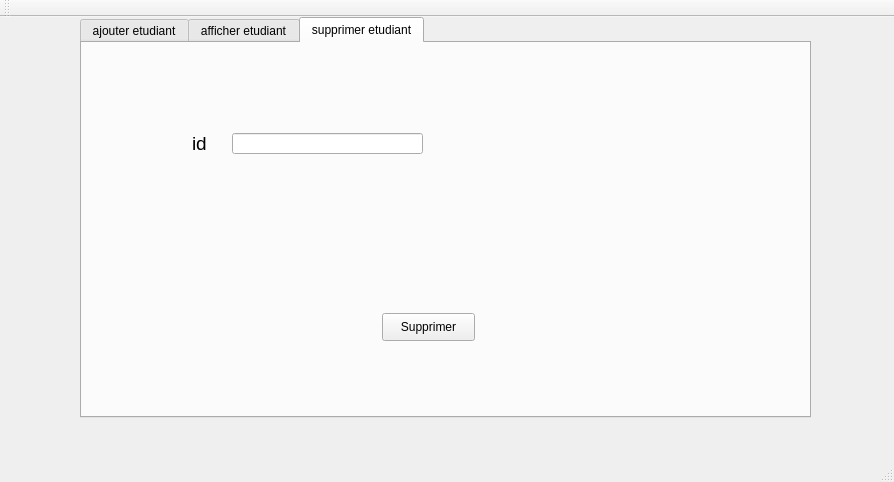
Above: mainwindow.ui from slim20000/SmartClub_2A19 before the change. Below: the same form after it.
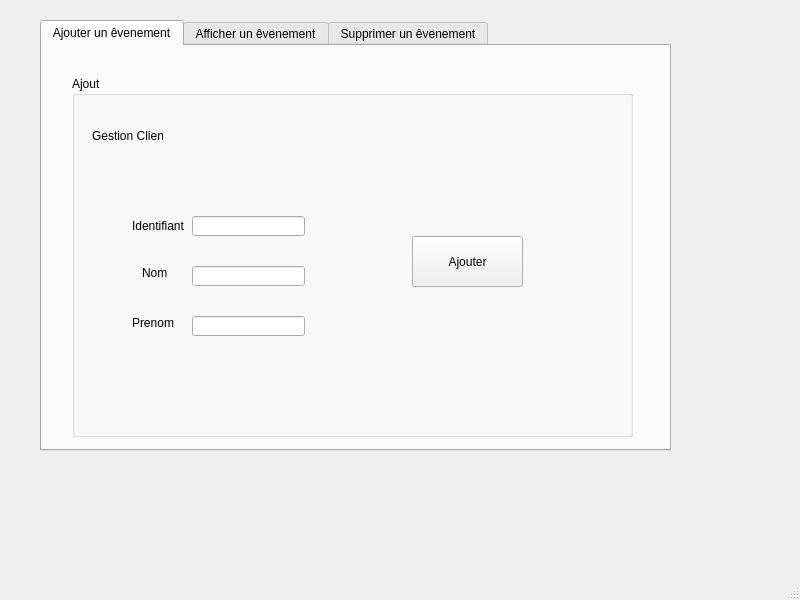
That is the form after the change. The open tabs and pages were chosen to show the change.

Diff of the .ui file:
```diff
--- a/mainwindow.ui
+++ b/mainwindow.ui
@@ -6,193 +6,220 @@
    <rect>
     <x>0</x>
     <y>0</y>
-    <width>894</width>
-    <height>482</height>
+    <width>800</width>
+    <height>600</height>
    </rect>
   </property>
   <property name="windowTitle">
-   <string>Gestion des Clients</string>
+   <string>MainWindow</string>
   </property>
-  <widget class="QWidget" name="centralWidget">
+  <widget class="QWidget" name="centralwidget">
    <widget class="QTabWidget" name="tabWidget">
     <property name="geometry">
      <rect>
-      <x>80</x>
-      <y>0</y>
-      <width>731</width>
-      <height>401</height>
+      <x>40</x>
+      <y>20</y>
+      <width>631</width>
+      <height>431</height>
      </rect>
     </property>
     <property name="currentIndex">
-     <number>0</number>
+     <number>1</number>
     </property>
-    <widget class="QWidget" name="afficheretudiant">
+    <widget class="QWidget" name="tab">
      <attribute name="title">
-      <string>ajouter etudiant</string>
+      <string>Ajouter un êvenement</string>
      </attribute>
      <widget class="QGroupBox" name="groupBox">
       <property name="geometry">
        <rect>
-        <x>60</x>
-        <y>40</y>
-        <width>591</width>
-        <height>311</height>
+        <x>30</x>
+        <y>30</y>
+        <width>561</width>
+        <height>361</height>
        </rect>
       </property>
       <property name="title">
        <string>Ajout</string>
       </property>
-      <widget class="QLineEdit" name="le_id">
-       <property name="geometry">
-        <rect>
-         <x>120</x>
-         <y>90</y>
-         <width>201</width>
-         <height>22</height>
-        </rect>
-       </property>
-      </widget>
-      <widget class="QLineEdit" name="le_nom">
-       <property name="geometry">
-        <rect>
-         <x>110</x>
-         <y>150</y>
-         <width>181</width>
-         <height>22</height>
-        </rect>
-       </property>
-      </widget>
-      <widget class="QLineEdit" name="le_prenom">
-       <property name="geometry">
-        <rect>
-         <x>110</x>
-         <y>190</y>
-         <width>211</width>
-         <height>22</height>
-        </rect>
-       </property>
-      </widget>
-      <widget class="QLabel" name="label_3">
-       <property name="geometry">
-        <rect>
-         <x>50</x>
-         <y>190</y>
-         <width>55</width>
-         <height>16</height>
-        </rect>
-       </property>
-       <property name="text">
-        <string>Prenom</string>
-       </property>
-      </widget>
       <widget class="QLabel" name="label_2">
        <property name="geometry">
         <rect>
-         <x>60</x>
-         <y>150</y>
-         <width>55</width>
-         <height>16</height>
+         <x>70</x>
+         <y>190</y>
+         <width>47</width>
+         <height>14</height>
         </rect>
        </property>
        <property name="text">
         <string>Nom</string>
        </property>
       </widget>
+      <widget class="QLabel" name="label_3">
+       <property name="geometry">
+        <rect>
+         <x>60</x>
+         <y>240</y>
+         <width>47</width>
+         <height>14</height>
+        </rect>
+       </property>
+       <property name="text">
+        <string>Prenom</string>
+       </property>
+      </widget>
+      <widget class="QLineEdit" name="le_prenom">
+       <property name="geometry">
+        <rect>
+         <x>120</x>
+         <y>240</y>
+         <width>113</width>
+         <height>20</height>
+        </rect>
+       </property>
+       <property name="accessibleName">
+        <string>le_prenom</string>
+       </property>
+      </widget>
+      <widget class="QLabel" name="label_5">
+       <property name="geometry">
+        <rect>
+         <x>20</x>
+         <y>50</y>
+         <width>71</width>
+         <height>20</height>
+        </rect>
+       </property>
+       <property name="text">
+        <string>Gestion Client</string>
+       </property>
+      </widget>
+      <widget class="QLineEdit" name="le_id">
+       <property name="geometry">
+        <rect>
+         <x>120</x>
+         <y>140</y>
+         <width>113</width>
+         <height>20</height>
+        </rect>
+       </property>
+       <property name="accessibleName">
+        <string>le_id</string>
+       </property>
+      </widget>
       <widget class="QLabel" name="label">
        <property name="geometry">
         <rect>
-         <x>34</x>
-         <y>90</y>
+         <x>60</x>
+         <y>140</y>
          <width>71</width>
          <height>20</height>
         </rect>
        </property>
        <property name="text">
-        <string>indentifiant</string>
+        <string>Identifiant</string>
        </property>
       </widget>
-      <widget class="QPushButton" name="ajouter">
+      <widget class="QLineEdit" name="le_nom">
        <property name="geometry">
         <rect>
-         <x>420</x>
-         <y>240</y>
-         <width>93</width>
-         <height>28</height>
+         <x>120</x>
+         <y>190</y>
+         <width>113</width>
+         <height>20</height>
+        </rect>
+       </property>
+       <property name="accessibleName">
+        <string>le_nom</string>
+       </property>
+      </widget>
+      <widget class="QPushButton" name="b_ajouter">
+       <property name="geometry">
+        <rect>
+         <x>340</x>
+         <y>160</y>
+         <width>111</width>
+         <height>51</height>
         </rect>
        </property>
        <property name="text">
         <string>Ajouter</string>
        </property>
       </widget>
-      <widget class="QPushButton" name="update">
-       <property name="geometry">
-        <rect>
-         <x>240</x>
-         <y>240</y>
-         <width>93</width>
-         <height>28</height>
-        </rect>
-       </property>
-       <property name="text">
-        <string>Update</string>
-       </property>
-      </widget>
      </widget>
     </widget>
     <widget class="QWidget" name="tab_2">
      <attribute name="title">
-      <string>afficher etudiant</string>
+      <string>Afficher un êvenement</string>
      </attribute>
-     <widget class="QTableView" name="tab_etudiant">
+     <widget class="QTableView" name="table_eve">
       <property name="geometry">
        <rect>
-        <x>90</x>
-        <y>60</y>
-        <width>491</width>
-        <height>281</height>
+        <x>50</x>
+        <y>40</y>
+        <width>451</width>
+        <height>291</height>
        </rect>
       </property>
      </widget>
-    </widget>
-    <widget class="QWidget" name="tab">
-     <attribute name="title">
-      <string>supprimer etudiant</string>
-     </attribute>
-     <widget class="QLabel" name="label_4">
+     <widget class="QPushButton" name="b_search">
+      <property name="geometry">
+       <rect>
+        <x>320</x>
+        <y>10</y>
+        <width>75</width>
+        <height>23</height>
+       </rect>
+      </property>
+      <property name="text">
+       <string>Search</string>
+      </property>
+     </widget>
+     <widget class="QLineEdit" name="chercher">
       <property name="geometry">
        <rect>
         <x>110</x>
-        <y>90</y>
-        <width>55</width>
-        <height>21</height>
+        <y>10</y>
+        <width>191</width>
+        <height>20</height>
        </rect>
       </property>
-      <property name="font">
-       <font>
-        <pointsize>14</pointsize>
-       </font>
+     </widget>
+    </widget>
+    <widget class="QWidget" name="tab_3">
+     <attribute name="title">
+      <string>Supprimer un êvenement</string>
+     </attribute>
+     <widget class="QLabel" name="label_4">
+      <property name="geometry">
+       <rect>
+        <x>160</x>
+        <y>150</y>
+        <width>47</width>
+        <height>14</height>
+       </rect>
       </property>
       <property name="text">
-       <string>id</string>
+       <string>ID</string>
       </property>
      </widget>
      <widget class="QLineEdit" name="le_id_supp">
       <property name="geometry">
        <rect>
-        <x>150</x>
-        <y>90</y>
-        <width>191</width>
-        <height>21</height>
+        <x>200</x>
+        <y>139</y>
+        <width>113</width>
+        <height>31</height>
        </rect>
       </property>
      </widget>
-     <widget class="QPushButton" name="pb_id_supp">
+     <widget class="QPushButton" name="b_supprimer">
       <property name="geometry">
        <rect>
-        <x>300</x>
-        <y>270</y>
-        <width>93</width>
-        <height>28</height>
+        <x>140</x>
+        <y>200</y>
+        <width>191</width>
+        <height>91</height>
        </rect>
       </property>
       <property name="text">
@@ -202,27 +229,18 @@
     </widget>
    </widget>
   </widget>
-  <widget class="QMenuBar" name="menuBar">
+  <widget class="QMenuBar" name="menubar">
    <property name="geometry">
     <rect>
      <x>0</x>
      <y>0</y>
-     <width>894</width>
-     <height>26</height>
+     <width>800</width>
+     <height>22</height>
     </rect>
    </property>
   </widget>
-  <widget class="QToolBar" name="mainToolBar">
-   <attribute name="toolBarArea">
-    <enum>TopToolBarArea</enum>
-   </attribute>
-   <attribute name="toolBarBreak">
-    <bool>false</bool>
-   </attribute>
-  </widget>
-  <widget class="QStatusBar" name="statusBar"/>
+  <widget class="QStatusBar" name="statusbar"/>
  </widget>
- <layoutdefault spacing="6" margin="11"/>
  <resources/>
  <connections/>
 </ui>
```
